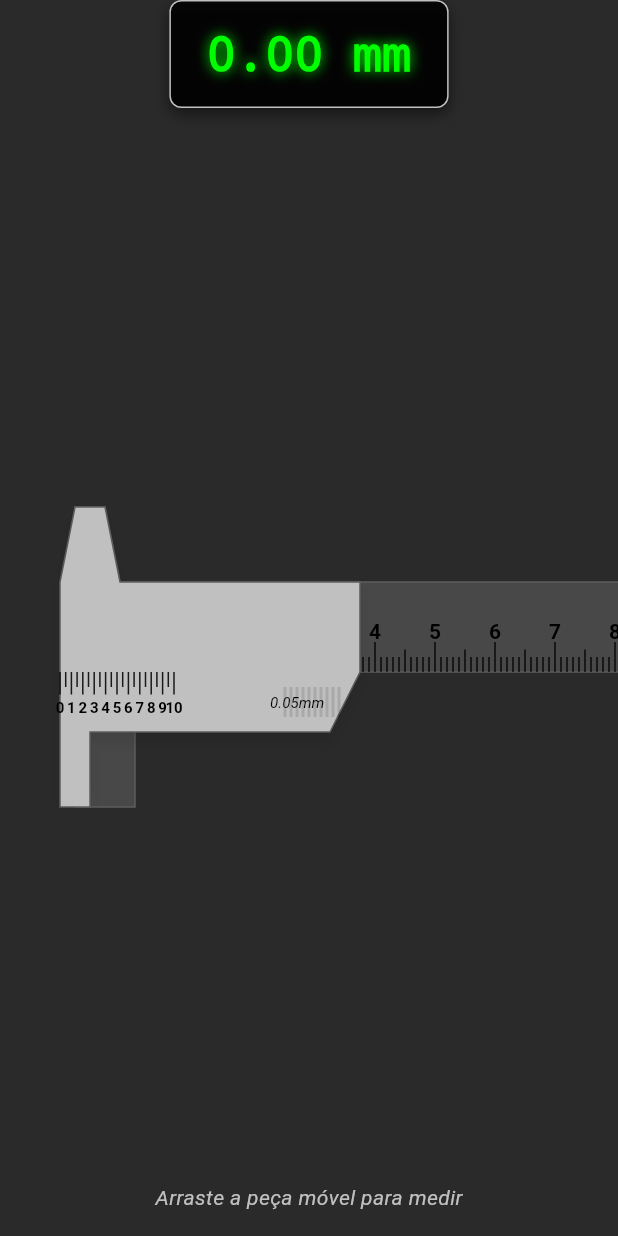
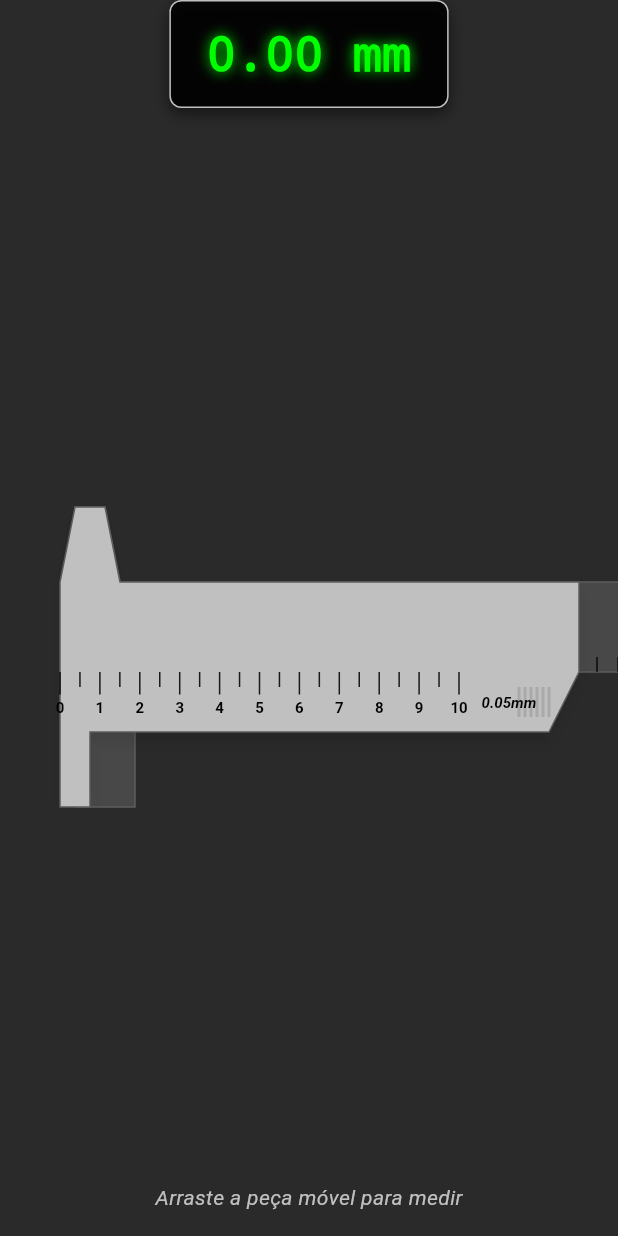
Before and after one commit to MaxsonCoelho/guia_ferramenteiro, a Flutter app: the CaliperSimulator widget shown alone on an empty page, opened directly, on a phone screen of 412 x 824 dp. Run offline on Flutter 3.47's test engine with Material 3 defaults, Android fonts, the phone set to English and light mode, and no system bars; our stand-ins replace flutter_riverpod.

Commit message:
feat: paquimetro design

```diff
--- a/lib/features/home/presentation/widgets/caliper_simulator.dart
+++ b/lib/features/home/presentation/widgets/caliper_simulator.dart
@@ -14,14 +14,24 @@ class _CaliperSimulatorState extends State<CaliperSimulator> {
   // Maximum measurement (15cm)
   final double _maxMeasurement = 150.0;
   // Scale factor (pixels per mm)
-  // Adjust this to make the caliper larger/smaller on screen
-  final double _pixelsPerMm = 4.0;
+  // Increased to 14.0 to make 0.05mm intervals visually distinguishable (0.05mm * 14 = 0.7px diff)
+  // This "Zoom" is essential for didactic purposes on mobile screens
+  final double _pixelsPerMm = 14.0;
 
   void _updateMeasurement(double delta) {
     setState(() {
       // Convert drag delta (pixels) to measurement delta (mm)
       double mmDelta = delta / _pixelsPerMm;
       _measurement = (_measurement + mmDelta).clamp(0.0, _maxMeasurement);
+    });
+  }
+
+  void _snapMeasurement() {
+    setState(() {
+      // Snap to nearest 0.05mm for didactic clarity
+      // This helps the user "find" the alignment
+      const double step = 0.05;
+      _measurement = ((_measurement / step).round() * step).clamp(0.0, _maxMeasurement);
     });
   }
 
@@ -68,6 +78,7 @@ class _CaliperSimulatorState extends State<CaliperSimulator> {
           child: Center(
             child: SingleChildScrollView(
               scrollDirection: Axis.horizontal,
+              physics: const BouncingScrollPhysics(),
               child: SizedBox(
                 height: 300,
                 // Width = margin + ruler length + margin
@@ -91,11 +102,14 @@ class _CaliperSimulatorState extends State<CaliperSimulator> {
                         onHorizontalDragUpdate: (details) {
                           _updateMeasurement(details.delta.dx);
                         },
+                        onHorizontalDragEnd: (details) {
+                          _snapMeasurement();
+                        },
                         child: CustomPaint(
                           painter: VernierScalePainter(
                             pixelsPerMm: _pixelsPerMm,
                           ),
-                          size: const Size(250, 300), // Fixed size for the moving head
+                          size: const Size(400, 300), // Increased size for the moving head (dynamic width ~350)
                         ),
                       ),
                     ),
@@ -233,14 +247,17 @@ class VernierScalePainter extends CustomPainter {
 
     double rulerHeight = 60.0;
     double rulerY = 100.0; // Must match MainScalePainter
-    double headWidth = 200.0;
+
+    // Calculate dynamic head width based on scale size
+    // 20 divisions * 0.95mm/division * pixelsPerMm
+    double vernierStepMm = 19.0 / 20.0;
+    double scalePixelWidth = 20 * vernierStepMm * pixelsPerMm;
+
+    // Ensure head is wide enough for the scale plus padding
+    double headWidth = scalePixelWidth + 80.0;
 
     // 1. Draw Moving Head Body
     // It wraps around the ruler
-    Rect headRect = Rect.fromLTWH(0, rulerY - 5, headWidth, rulerHeight + 10);
-    // Cut out the window for the ruler? Or just draw over top/bottom?
-    // Let's draw the Vernier scale plate below the main ruler edge
-
     // We'll draw a shape that looks like the sliding head
     Path headPath = Path();
     // Start at top-left of the slider on the ruler
@@ -277,11 +294,6 @@ class VernierScalePainter extends CustomPainter {
 
     double vernierY = rulerY + rulerHeight; // Start marks at bottom of main ruler
 
-    // We need 20 divisions.
-    // Length in mm on scale = 19mm.
-    // Step in mm = 19 / 20 = 0.95mm.
-    double vernierStepMm = 19.0 / 20.0;
-
     for (int i = 0; i <= 20; i++) {
       double x = i * vernierStepMm * pixelsPerMm;
       double lineHeight;
@@ -305,12 +317,18 @@ class VernierScalePainter extends CustomPainter {
     }
 
     // Draw "0.05mm" text
+    // Positioned to the right of the scale to avoid overlapping
     textPainter.text = const TextSpan(
       text: '0.05mm',
-      style: TextStyle(color: Colors.black, fontSize: 10, fontStyle: FontStyle.italic),
+      style: TextStyle(
+        color: Colors.black,
+        fontSize: 10,
+        fontStyle: FontStyle.italic,
+        fontWeight: FontWeight.w600
+      ),
     );
     textPainter.layout();
-    textPainter.paint(canvas, Offset(140, vernierY + 15));
+    textPainter.paint(canvas, Offset(scalePixelWidth + 15, vernierY + 15));
 
     // Draw Thumb Rest (Texture)
     final paintThumb = Paint()
@@ -318,8 +336,10 @@ class VernierScalePainter extends CustomPainter {
       ..style = PaintingStyle.stroke
       ..strokeWidth = 2.0;
 
-    for(int i=0; i<10; i++) {
-      double tx = 150.0 + (i * 4);
+    // Position thumb rest at the end of the head
+    double thumbStart = headWidth - 40.0;
+    for(int i=0; i<6; i++) {
+      double tx = thumbStart + (i * 4);
       canvas.drawLine(Offset(tx, rulerY + rulerHeight + 10), Offset(tx, rulerY + rulerHeight + 30), paintThumb);
     }
   }
```
